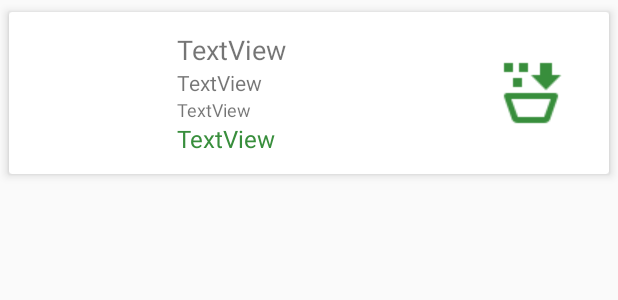
After one commit to EnterSnowman/InternetShop, an Android app: the layout product_favorites_item.xml on its own in the app's theme, with its tools: preview values and no code run, on a phone screen of 412 x 824 dp. The commit adds this screen. Shown: the top 300 px of the screen. Run offline under Robolectric (Android 15) with nearby library versions, the phone set to English and light mode, and no system bars.

Commit message:
Added FavoritesActivity

```diff
--- a/app/build.gradle
+++ b/app/build.gradle
@@ -54,4 +54,5 @@ dependencies {
 
 
 
+
 apply plugin: 'com.google.gms.google-services'
--- a/app/src/main/java/com/entersnowman/internetshop/GeneralActivity.java
+++ b/app/src/main/java/com/entersnowman/internetshop/GeneralActivity.java
@@ -26,6 +26,7 @@ import android.widget.TextView;
 
 import com.entersnowman.internetshop.adapter.BestProductAdapter;
 import com.entersnowman.internetshop.adapter.CategoryAdapter;
+import com.entersnowman.internetshop.adapter.FavoritesAdapter;
 import com.entersnowman.internetshop.model.Product;
 import com.google.firebase.auth.FirebaseAuth;
 import com.google.firebase.database.DataSnapshot;
@@ -191,6 +192,11 @@ public class GeneralActivity extends AppCompatActivity
             startActivity(new Intent(this,BasketActivity.class));
         }
 
+        if (id ==  R.id.nav_favor){
+            startActivity(new Intent(this, FavoritesActivity.class));
+        }
+
+
         DrawerLayout drawer = (DrawerLayout) findViewById(R.id.drawer_layout);
         drawer.closeDrawer(GravityCompat.START);
         return true;
--- /dev/null
+++ b/app/src/main/res/layout/product_favorites_item.xml
@@ -0,0 +1,89 @@
+<?xml version="1.0" encoding="utf-8"?>
+<android.support.v7.widget.CardView xmlns:android="http://schemas.android.com/apk/res/android"
+    xmlns:app="http://schemas.android.com/apk/res-auto"
+    android:orientation="vertical"
+    android:layout_width="match_parent"
+    android:layout_height="wrap_content"
+    android:layout_margin="1dp"
+    app:cardUseCompatPadding="true"
+    app:cardElevation="4dp"
+    app:cardCornerRadius="2dp">
+
+    <RelativeLayout
+        android:layout_width="match_parent"
+        android:layout_height="wrap_content"
+        android:padding="4dp">
+
+        <ImageView
+            android:id="@+id/product_photo"
+            android:layout_width="100dp"
+            android:layout_height="100dp"
+            android:layout_marginRight="8dp" />
+
+        <LinearLayout
+            android:layout_width="wrap_content"
+            android:layout_height="wrap_content"
+            android:layout_centerVertical="true"
+            android:orientation="vertical"
+            android:layout_toLeftOf="@+id/imageView3"
+            android:layout_toRightOf="@+id/product_photo"
+            android:layout_toEndOf="@+id/product_photo">
+
+            <TextView
+                android:id="@+id/product_name"
+                android:layout_width="wrap_content"
+                android:layout_height="wrap_content"
+                android:layout_alignParentTop="true"
+                android:layout_toEndOf="@+id/product_photo"
+                android:layout_toRightOf="@+id/product_photo"
+                android:layout_weight="1"
+                android:maxLines="2"
+                android:text="TextView"
+                android:textSize="18sp" />
+
+            <TextView
+                android:id="@+id/product_category"
+                android:layout_width="wrap_content"
+                android:layout_height="wrap_content"
+                android:layout_below="@+id/product_name"
+                android:layout_toEndOf="@+id/product_photo"
+                android:layout_toRightOf="@+id/product_photo"
+                android:layout_weight="1"
+                android:text="TextView"
+                android:textSize="14sp" />
+
+            <TextView
+                android:id="@+id/product_availability"
+                android:layout_width="wrap_content"
+                android:layout_height="wrap_content"
+                android:layout_below="@+id/product_category"
+                android:layout_toEndOf="@+id/product_photo"
+                android:layout_toRightOf="@+id/product_photo"
+                android:layout_weight="1"
+                android:text="TextView"
+                android:textSize="12sp" />
+
+            <TextView
+                android:id="@+id/product_price"
+                android:layout_width="wrap_content"
+                android:layout_height="wrap_content"
+                android:layout_below="@+id/product_availability"
+                android:layout_toEndOf="@+id/product_photo"
+                android:layout_toRightOf="@+id/product_photo"
+                android:layout_weight="1"
+                android:text="TextView"
+                android:textColor="@color/primary_dark"
+                android:textSize="16sp" />
+
+        </LinearLayout>
+    <ImageView
+        android:layout_width="48dp"
+        android:layout_height="48dp"
+        android:layout_marginRight="24dp"
+        android:id="@+id/add_to_basket_button"
+        android:layout_centerVertical="true"
+        android:layout_alignParentRight="true"
+        android:layout_alignParentEnd="true"
+        android:src="@mipmap/basket_fill"/>
+    </RelativeLayout>
+</android.support.v7.widget.CardView>
--- a/app/src/main/res/values/strings.xml
+++ b/app/src/main/res/values/strings.xml
@@ -32,4 +32,6 @@
     <string name="input_review">Please, input review</string>
     <string name="title_activity_basket">BasketActivity</string>
     <string name="your_basket">Your basket</string>
+    <string name="your_favorites">Your favorites</string>
+    <string name="title_activity_favorites">FavoritesActivity</string>
 </resources>
```
Also changed, not shown: app/src/main/AndroidManifest.xml (+10 -1 lines), app/src/main/java/com/entersnowman/internetshop/FavoritesActivity.java (added, +87 -0 lines), app/src/main/java/com/entersnowman/internetshop/adapter/FavoritesAdapter.java (added, +86 -0 lines), app/src/main/res/layout/activity_favorites.xml (added, +33 -0 lines), app/src/main/res/layout/content_favorites.xml (added, +14 -0 lines), app/src/main/res/mipmap-hdpi/basket_fill.png (added), app/src/main/res/mipmap-mdpi/basket_fill.png (added), app/src/main/res/mipmap-xhdpi/basket_fill.png (added), app/src/main/res/mipmap-xxhdpi/basket_fill.png (added), app/src/main/res/mipmap-xxxhdpi/basket_fill.png (added).
